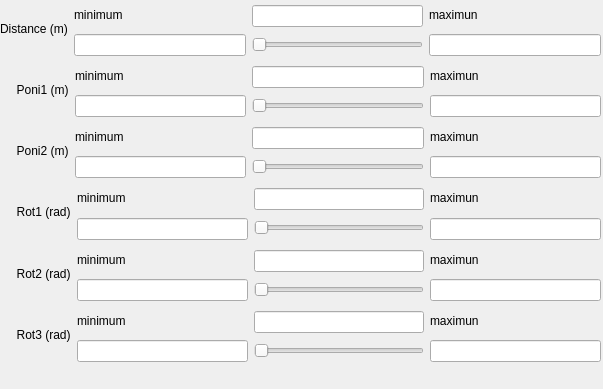
The window that src/pyFAI/resources/gui/refine-6param.ui (silx-kit/pyFAI) describes before a commit, drawn with Qt 5.
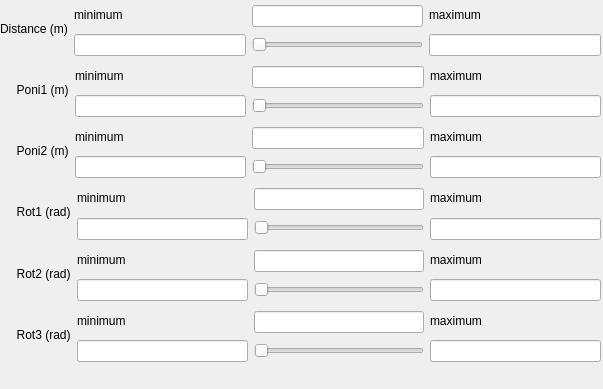
The same window after the commit.

The edit to the form file:
```diff
--- a/src/pyFAI/resources/gui/refine-6param.ui
+++ b/src/pyFAI/resources/gui/refine-6param.ui
@@ -69,7 +69,7 @@
          <item>
           <widget class="QLabel" name="label_17">
            <property name="text">
-            <string>maximun</string>
+            <string>maximum</string>
            </property>
           </widget>
          </item>
@@ -125,7 +125,7 @@
          <item>
           <widget class="QLabel" name="label_19">
            <property name="text">
-            <string>maximun</string>
+            <string>maximum</string>
            </property>
           </widget>
          </item>
@@ -178,7 +178,7 @@
          <item>
           <widget class="QLabel" name="label_21">
            <property name="text">
-            <string>maximun</string>
+            <string>maximum</string>
            </property>
           </widget>
          </item>
@@ -235,7 +235,7 @@
          <item>
           <widget class="QLabel" name="label_23">
            <property name="text">
-            <string>maximun</string>
+            <string>maximum</string>
            </property>
           </widget>
          </item>
@@ -288,7 +288,7 @@
          <item>
           <widget class="QLabel" name="label_25">
            <property name="text">
-            <string>maximun</string>
+            <string>maximum</string>
            </property>
           </widget>
          </item>
@@ -341,7 +341,7 @@
          <item>
           <widget class="QLabel" name="label_27">
            <property name="text">
-            <string>maximun</string>
+            <string>maximum</string>
            </property>
           </widget>
          </item>
```
